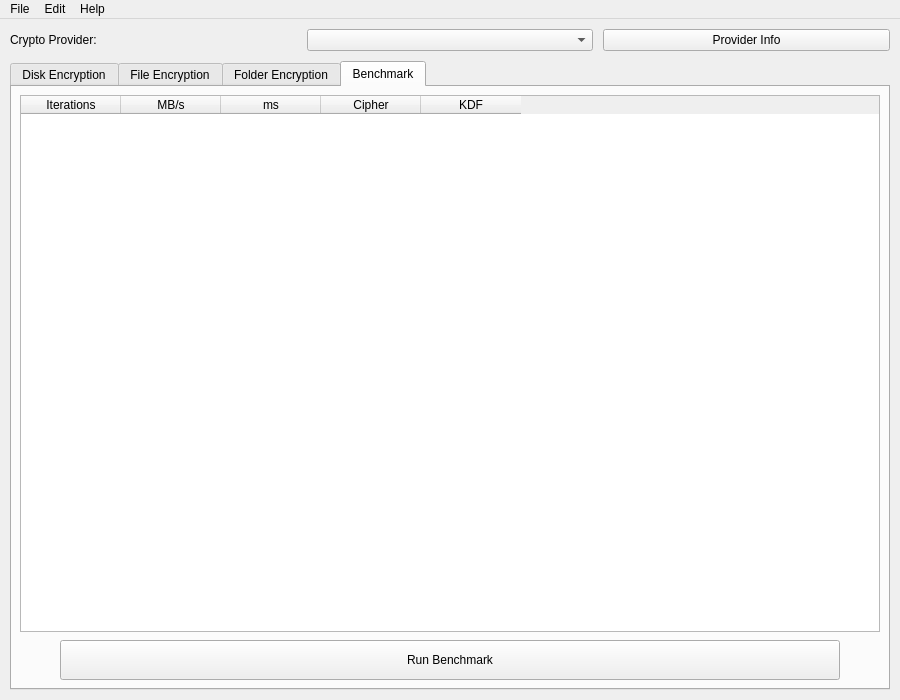
Before: the Qt Designer form ui/mainwindow.ui in BetterInc/opencryptui, drawn with Qt 5.
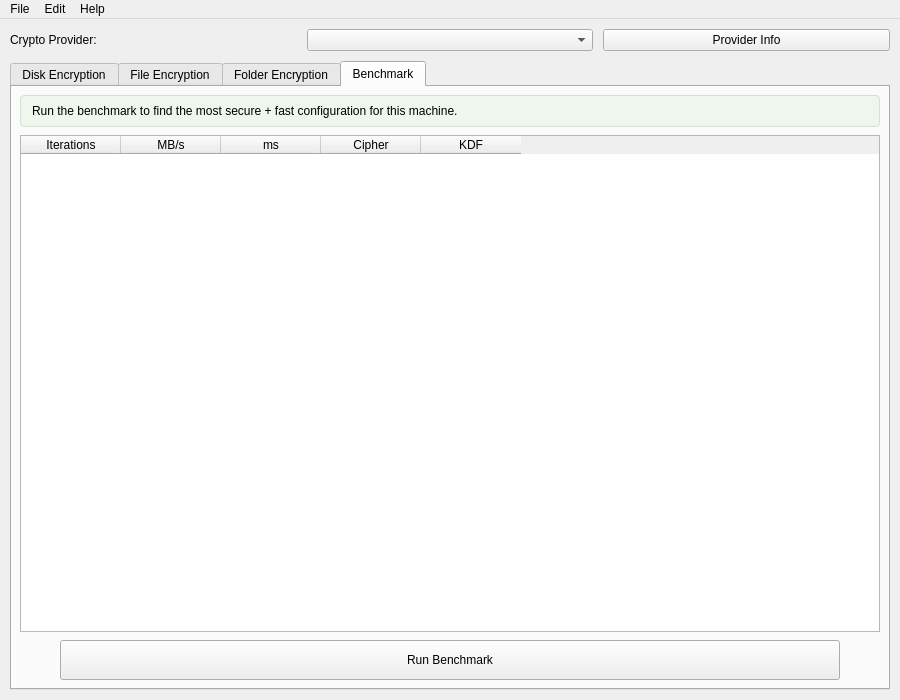
After: the same form once the commit is applied. The open tabs and pages were chosen to show the change. Icons and pictures are not drawn. Custom widgets are drawn as their Qt base class.

Commit message: Benchmark: separate speed from security + recommend only when complete

```diff
--- a/ui/mainwindow.ui
+++ b/ui/mainwindow.ui
@@ -1253,6 +1253,22 @@
                                 <property name="bottomMargin">
                                     <number>8</number>
                                 </property>
+                                <item>
+                                    <widget class="QLabel" name="benchmarkRecommendationLabel">
+                                        <property name="text">
+                                            <string>Run the benchmark to find the most secure + fast configuration for this machine.</string>
+                                        </property>
+                                        <property name="textFormat">
+                                            <enum>Qt::RichText</enum>
+                                        </property>
+                                        <property name="wordWrap">
+                                            <bool>true</bool>
+                                        </property>
+                                        <property name="styleSheet">
+                                            <string>padding: 8px; border-radius: 4px; background: #eef6ee; border: 1px solid #cfe3cf;</string>
+                                        </property>
+                                    </widget>
+                                </item>
                                 <item>
                                     <widget class="QTableWidget" name="benchmarkTable">
                                         <property name="sortingEnabled">
```
The commit also changes 4 other files.
